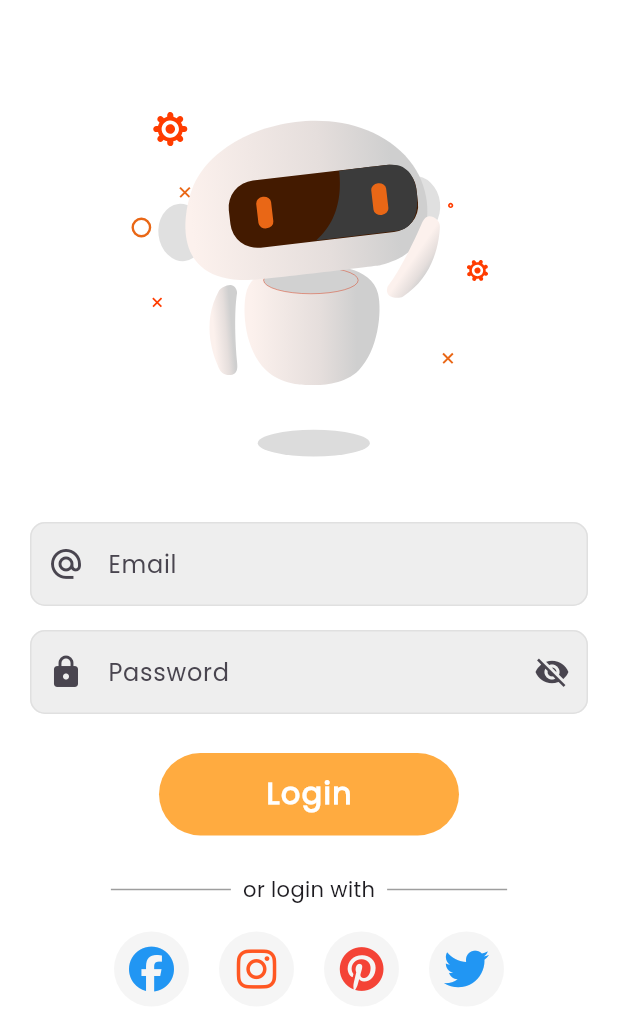
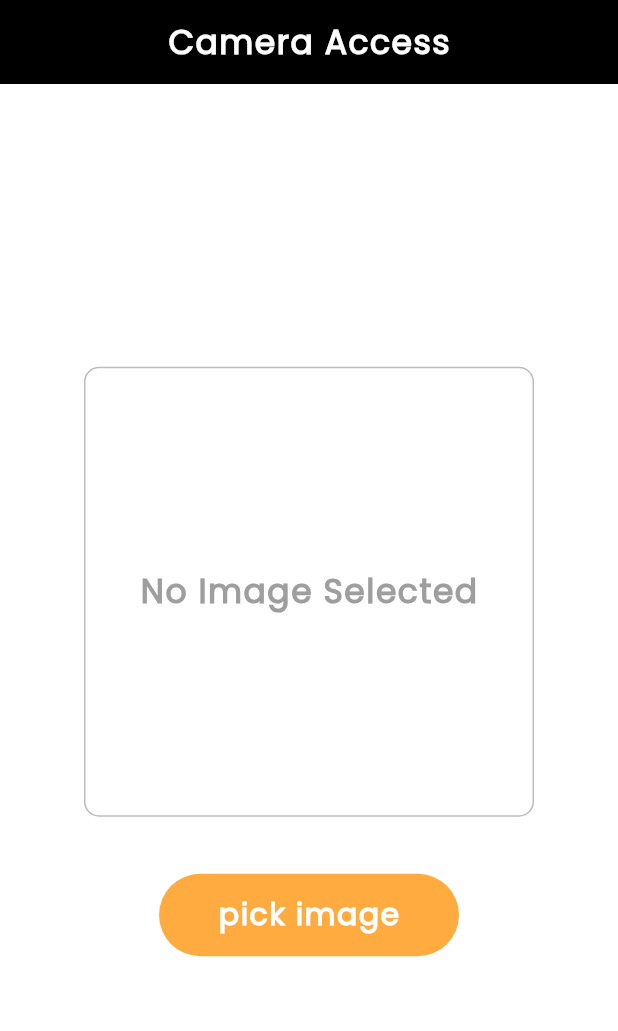
Before and after one commit to HaiderAli228/Learn-Flutter-Development, a Flutter app: the screen it shows after launch, on a phone screen of 412 x 824 dp. Shown: the top 1031 px of the screen. Run offline on Flutter 3.47's test engine with Material 3 defaults, Android fonts, the light colour scheme and no system bars; our stand-ins replace font_awesome_flutter, form_field_validator, image_picker, liquid_swipe, lottie, math_expressions and 1 more; missing offline and left inert: fancy_popups_new, flutter_carousel_intro; project files that could hold a hidden picture were left out.

Commit message:
adding native functionality

```diff
--- a/lib/main.dart
+++ b/lib/main.dart
@@ -1,4 +1,5 @@
 import 'package:flutter/material.dart';
+import 'package:learn_flutter/nativeFun/camera_access.dart';
 import 'package:learn_flutter/routes/routes.dart';
 import 'package:learn_flutter/routes/routes_name.dart';
 
@@ -22,8 +23,7 @@ class MyApp extends StatelessWidget {
             buttonColor: Colors.blue,
             textTheme: ButtonTextTheme.normal,
           )),
-      initialRoute: RoutesName.lottieScreen,
-      onGenerateRoute: Routes.generateRoutes,
+     home: CameraAccess(),
     );
   }
 }
--- /dev/null
+++ b/lib/nativeFun/camera_access.dart
@@ -0,0 +1,101 @@
+import 'dart:io';
+
+import 'package:flutter/material.dart';
+import 'package:image_picker/image_picker.dart';
+
+class CameraAccess extends StatefulWidget {
+  const CameraAccess({super.key});
+
+  @override
+  State<CameraAccess> createState() => _CameraAccessState();
+}
+
+class _CameraAccessState extends State<CameraAccess> {
+  File? imagePath;
+
+  // function that pick image from gallery
+  Future<void> pickImageFromGallery() async {
+    final pickedImage = await ImagePicker()
+        .pickImage(source: ImageSource.gallery,);
+    if (pickedImage != null) {
+      setState(() {
+        imagePath = File(pickedImage.path);
+      });
+    }
+  }
+
+  @override
+  Widget build(BuildContext context) {
+    return Scaffold(
+      backgroundColor: Colors.white,
+      appBar: AppBar(
+        centerTitle: true,
+        backgroundColor: Colors.black,
+        title: Text(
+          "Camera Access",
+          style: TextStyle(
+              fontSize: 22,
+              fontWeight: FontWeight.bold,
+              fontFamily: "Poppins",
+              letterSpacing: 1,
+              color: Colors.white),
+        ),
+      ),
+      body: Center(
+        child: Column(
+          mainAxisAlignment: MainAxisAlignment.center,
+          children: [
+            Container(
+                height: 300,
+                width: 300,
+                alignment: Alignment.center,
+                padding: EdgeInsets.all(4),
+                margin: EdgeInsets.all(20),
+                decoration: BoxDecoration(
+                    border: Border.all(color: Colors.grey.shade400),
+                    borderRadius: BorderRadius.all(Radius.circular(10))),
+                child: imagePath == null
+                    ? Text(
+                        "No Image Selected",
+                        style: TextStyle(
+                            fontSize: 22,
+                            fontWeight: FontWeight.bold,
+                            fontFamily: "Poppins",
+                            letterSpacing: 1,
+                            color: Colors.grey),
+                      )
+                    : Image.file(
+                        imagePath!,
+                        fit: BoxFit.cover,
+
+                      )),
+            InkWell(
+              onTap: () {
+                pickImageFromGallery();
+              },
+              child: Container(
+                  height: 55,
+                  width: 200,
+                  alignment: Alignment.center,
+                  margin:
+                      const EdgeInsets.symmetric(horizontal: 20, vertical: 18),
+                  padding: const EdgeInsets.all(6),
+                  decoration: BoxDecoration(
+                      color: Colors.orangeAccent,
+                      borderRadius: BorderRadius.circular(100)),
+                  child: Text(
+                    "pick image",
+                    style: TextStyle(
+                        fontSize: 20,
+                        fontFamily: "Poppins",
+                        letterSpacing: 1,
+                        color: Colors.white,
+                        fontWeight: FontWeight.bold),
+                  )),
+            )
+          ],
+        ),
+      ),
+    );
+  }
+}
--- a/pubspec.yaml
+++ b/pubspec.yaml
@@ -48,6 +48,7 @@ dependencies:
   flutter_staggered_grid_view: ^0.7.0
   lottie: ^3.1.2
   font_awesome_flutter: ^10.8.0
+  image_picker:
   fancy_popups_new: ^0.0.6
   badges: ^3.1.2
   flutter_carousel_intro: ^1.0.11
```
Also changed, not shown: pubspec.lock, 6 other files.
